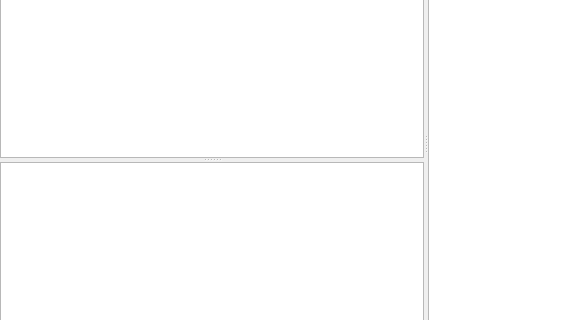
Above: Code/Editor/EditorFramework/Assets/AssetBrowserWidget.ui from ezEngine/ezEngine before the change; both pictures show x 0 to 584 and y 222 to 542 of the 851 by 729 pixel window. Below: the same form after it.
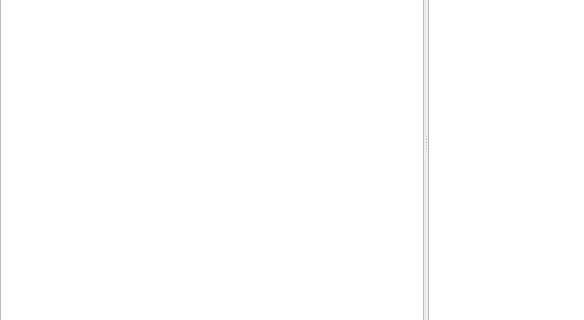
That is the form after the change. Icons and pictures are not drawn. Custom widgets are drawn as their Qt base class.

Commit message: Files as Asset Type

```diff
--- a/Code/Editor/EditorFramework/Assets/AssetBrowserWidget.ui
+++ b/Code/Editor/EditorFramework/Assets/AssetBrowserWidget.ui
@@ -53,7 +53,6 @@
          <property name="orientation">
           <enum>Qt::Vertical</enum>
          </property>
-         <widget class="QListWidget" name="ListTypeFilter"/>
          <widget class="eqQtAssetBrowserFolderView" name="TreeFolderFilter">
           <property name="uniformRowHeights">
            <bool>true</bool>
```
Left out of the diff: 1 changed line with no effect on the pictures. The commit also changes 6 other files.
